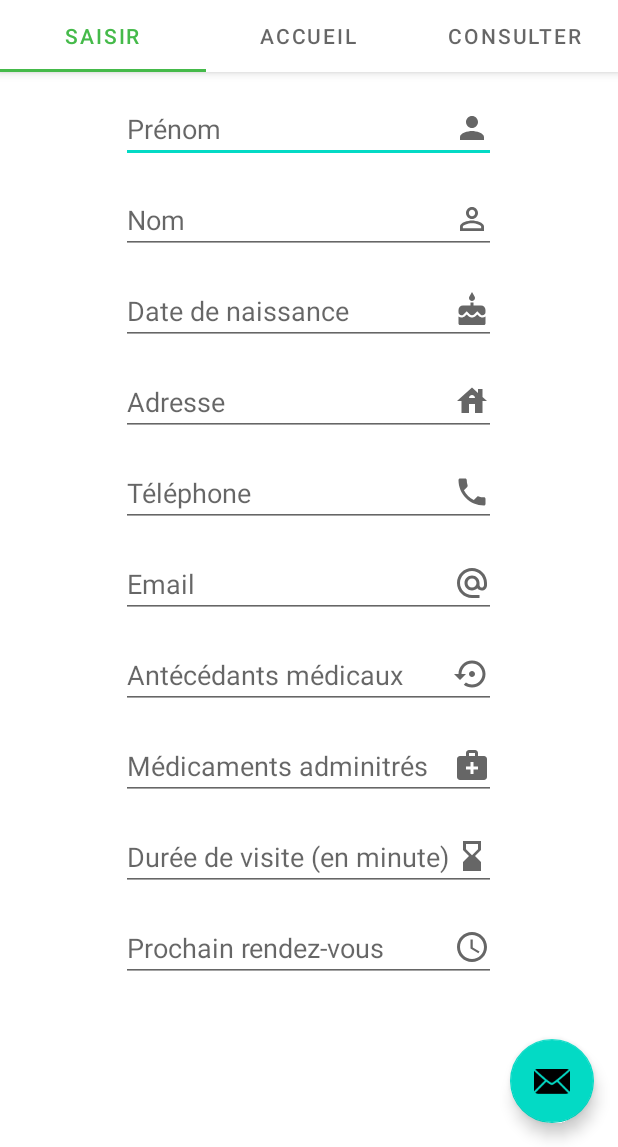
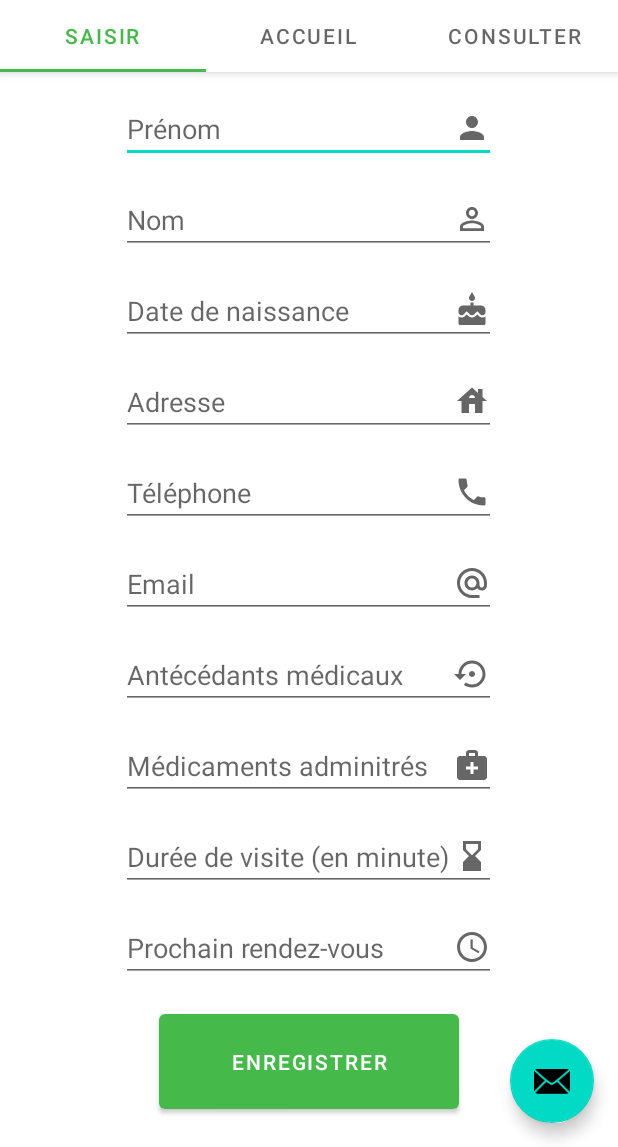
Before and after one commit to DevDeNiro/GSB-Gestion-Compte-Rendus, an Android app: the screen it shows after launch (MainActivity), on a phone screen of 412 x 824 dp, the part 89-1236 px from its top. Run offline under Robolectric (Android 15) with nearby library versions, the light colour scheme and no system bars.

Commit message:
Add Scroll view

```diff
--- a/app/src/main/res/layout/saisir.xml
+++ b/app/src/main/res/layout/saisir.xml
@@ -5,6 +5,9 @@
     android:layout_height="match_parent"
     android:gravity="center"
     >
+    <ScrollView
+        android:layout_width="match_parent"
+        android:layout_height="wrap_content">
     <LinearLayout
         android:layout_width="match_parent"
         android:layout_height="match_parent"
@@ -102,5 +105,16 @@
         android:hint="Prochain rendez-vous"
         android:drawableRight="@drawable/rdv"/>
 
+        <Button
+            android:id="@+id/enregistrer"
+            android:layout_width="200dp"
+            android:layout_height="75dp"
+            android:text="Enregistrer"
+            android:layout_marginHorizontal="500dp"
+            android:layout_marginTop="15dp" />
+
     </LinearLayout>
+        </ScrollView>
+
+
 </androidx.constraintlayout.widget.ConstraintLayout>
--- a/build.gradle
+++ b/build.gradle
@@ -6,7 +6,7 @@ buildscript {
         maven { url 'https://jitpack.io' }
     }
     dependencies {
-        classpath 'com.android.tools.build:gradle:7.1.1'
+        classpath 'com.android.tools.build:gradle:7.1.2'
 
         // NOTE: Do not place your application dependencies here; they belong
         // in the individual module build.gradle files
@@ -14,8 +14,8 @@ buildscript {
 }
 
 plugins {
-    id 'com.android.application' version '7.1.1' apply false
-    id 'com.android.library' version '7.1.1' apply false
+    id 'com.android.application' version '7.1.2' apply false
+    id 'com.android.library' version '7.1.2' apply false
 }
 
 task clean(type: Delete) {
```
